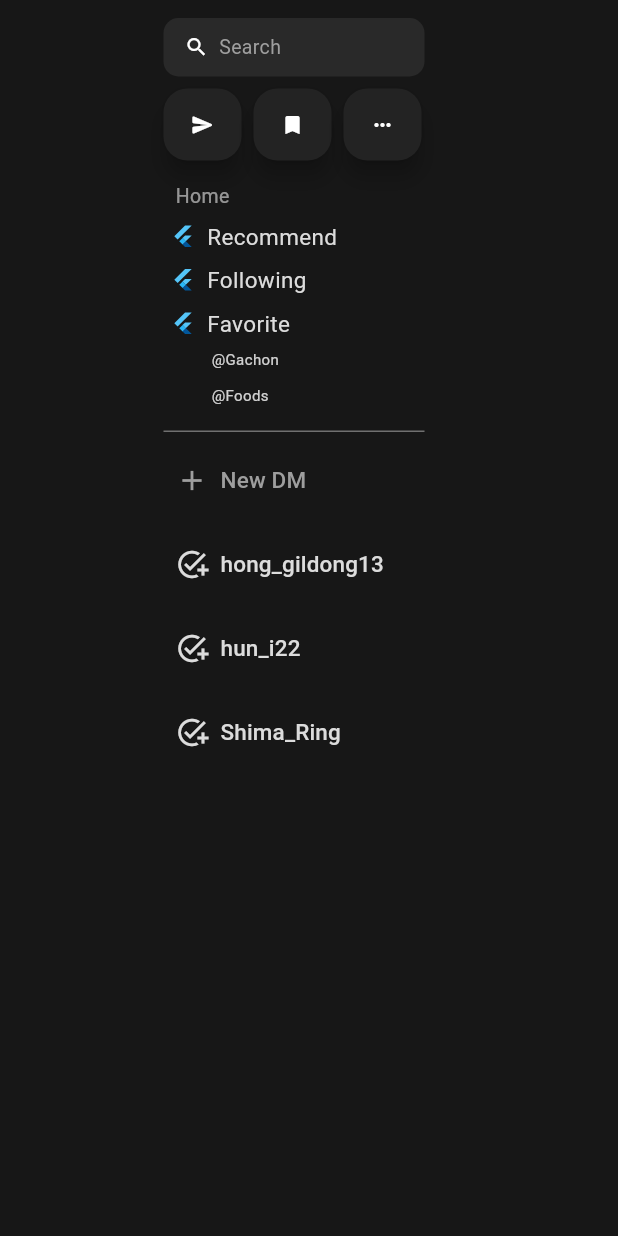
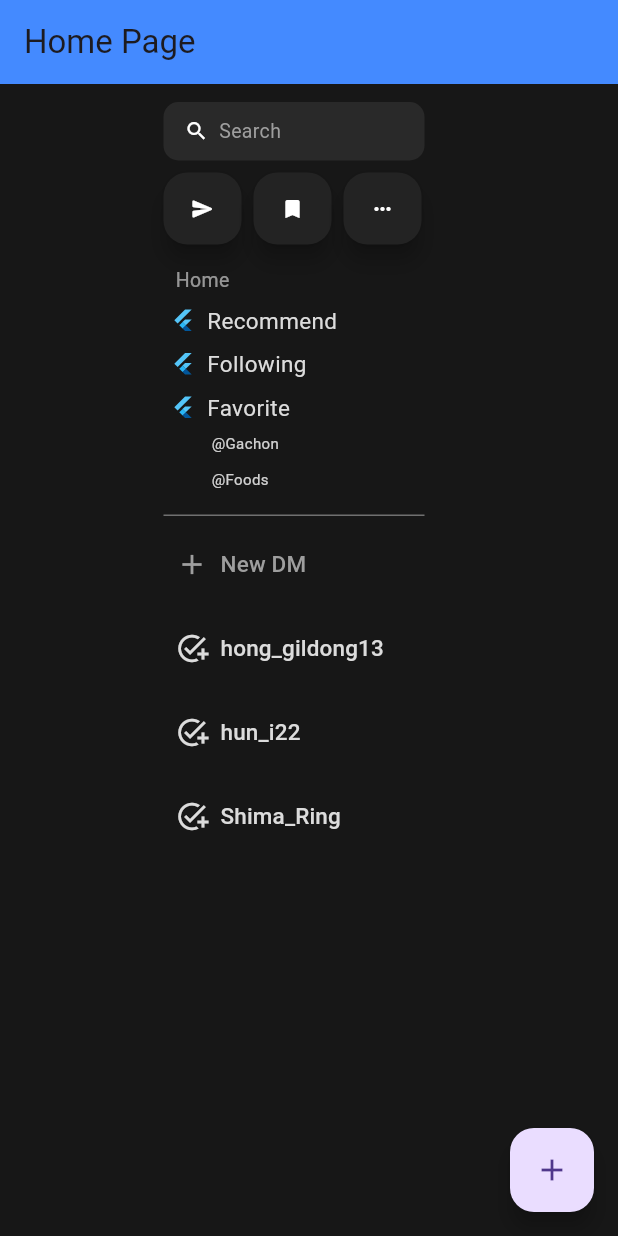
Before and after one commit to MrPiclu/DB-TermProject5, a Flutter app: the screen it shows after launch, on a phone screen of 412 x 824 dp. Run offline on Flutter 3.47's test engine with Material 3 defaults, Android fonts, the light colour scheme and no system bars; Roboto replaces fonts that are missing (ABeeZee).

Commit message:
first_DM

```diff
--- a/lib/home_page.dart
+++ b/lib/home_page.dart
@@ -1,38 +1,56 @@
-import 'package:contact1313/theme/colors.dart';
-import 'package:flutter/material.dart';
-import 'widgets/custom_container.dart';
-import 'widgets/floating_button.dart';
+import 'theme/colors.dart'; // 커스텀 색상 테마
+import 'package:flutter/material.dart'; // 플러터 기본 위젯 및 기능
+import 'widgets/custom_container.dart'; // 커스텀 컨테이너 위젯
+import 'widgets/floating_button.dart'; // 플로팅 버튼 위젯
 
-class MyHomePage extends StatefulWidget {
-  const MyHomePage({super.key, required this.title});
+// 홈 화면 위젯 정의
+class HomePage extends StatefulWidget {
+  const HomePage({super.key, required this.title});
 
-  final String title;
+  final String title; // 화면의 제목 (외부에서 전달됨)
 
   @override
-  State<MyHomePage> createState() => _MyHomePageState();
+  State<HomePage> createState() => _HomePageState();
 }
 
-class _MyHomePageState extends State<MyHomePage> {
-  int _counter = 0;
+class _HomePageState extends State<HomePage> {
+  int _counter = 0; // 카운터 변수 초기화
 
+  // 카운터 증가 함수
   void _incrementCounter() {
     setState(() {
-      _counter++;
-      print('hello');
+      _counter++; // 카운터 값 증가
+      print('Counter incremented: $_counter'); // 디버그 로그 출력
     });
   }
 
   @override
   Widget build(BuildContext context) {
     return Scaffold(
-      backgroundColor: backGround1,
+      backgroundColor: backGround1, // 배경색 설정
+      appBar: AppBar(
+        title: Text(widget.title), // 제목 표시
+        backgroundColor: Colors.blueAccent, // 앱바 색상
+      ),
       body: Center(
+        // 화면 중앙에 배치
         child: Column(
-          mainAxisAlignment: MainAxisAlignment.center,
+          mainAxisAlignment: MainAxisAlignment.center, // 세로축 가운데 정렬
           children: <Widget>[
+            // 커스텀 컨테이너 위젯 표시
             const CustomContainer(),
+            const SizedBox(height: 20), // 컨테이너 아래 여백
+            Text(
+              'Button pressed $_counter times', // 카운터 상태 표시
+              style: const TextStyle(fontSize: 18, color: Colors.black),
+            ),
           ],
         ),
+      ),
+      floatingActionButton: FloatingActionButton(
+        onPressed: _incrementCounter, // 버튼 클릭 시 카운터 증가
+        tooltip: 'Increment', // 툴팁 텍스트
+        child: const Icon(Icons.add), // 플러스 아이콘
       ),
     );
   }
--- a/lib/main.dart
+++ b/lib/main.dart
@@ -1,6 +1,22 @@
 import 'package:flutter/material.dart';
-import 'my_app.dart';
+import 'dm/dm_page.dart';
+import 'home_page.dart';
 
 void main() {
-  runApp(const MyApp());
+  runApp(MyApp());
 }
+
+class MyApp extends StatelessWidget {
+  @override
+  Widget build(BuildContext context) {
+    return MaterialApp(
+      title: 'Flutter App',
+      theme: ThemeData(primarySwatch: Colors.blue),
+      initialRoute: '/',
+      routes: {
+        '/': (context) => const HomePage(title: 'Home Page'), // HomePage 사용
+        '/dm': (context) => DmPage(), // DM 페이지
+      },
+    );
+  }
+}
--- a/lib/my_app.dart
+++ b/lib/my_app.dart
@@ -8,7 +8,7 @@ class MyApp extends StatelessWidget {
   Widget build(BuildContext context) {
     return MaterialApp(
       title: 'Flutter Demo',
-      home: const MyHomePage(title: 'Flutter Demo Home Page'),
+      home: const HomePage(title: 'Flutter Demo Home Page'), // MyHomePage -> HomePage
     );
   }
 }
```
Also changed, not shown: lib/dm/api_service.dart (added, +44 -0 lines), lib/dm/dm_page.dart (added, +48 -0 lines), pubspec.yaml (+12 -67 lines), dm/api_service.dart (deleted), dm/dm_page.dart (deleted), pubspec.lock, 7 other files.
